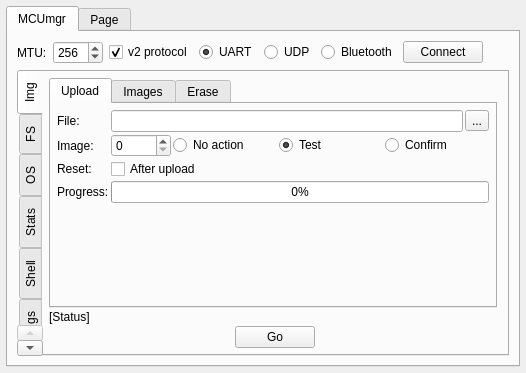
thedjnK/AuTerm, file plugins/mcumgr/form.ui: the form before one commit.
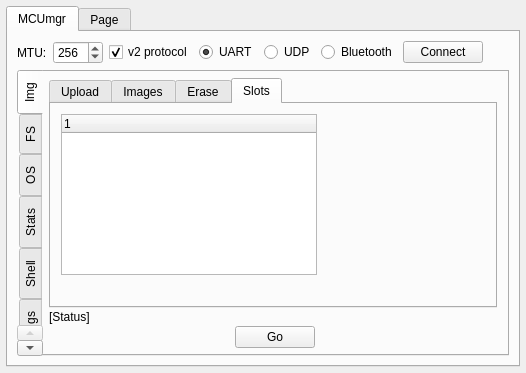
The form after the commit. The open tabs and pages were chosen to show the change. Custom widgets are drawn as their Qt base class.

Commit message: plugins: mcumgr: Add WIP support for img mgmt slot info command

Patch:
```diff
--- a/plugins/mcumgr/form.ui
+++ b/plugins/mcumgr/form.ui
@@ -464,6 +464,26 @@
                </item>
               </layout>
              </widget>
+             <widget class="QWidget" name="tab_IMG_Slots">
+              <attribute name="title">
+               <string>Slots</string>
+              </attribute>
+              <widget class="QTreeWidget" name="tree_IMG_Slot_Info">
+               <property name="geometry">
+                <rect>
+                 <x>10</x>
+                 <y>10</y>
+                 <width>256</width>
+                 <height>161</height>
+                </rect>
+               </property>
+               <column>
+                <property name="text">
+                 <string notr="true">1</string>
+                </property>
+               </column>
+              </widget>
+             </widget>
             </widget>
            </item>
            <item row="5" column="0" colspan="3">
```
Left out of the diff: 4 changed lines with no effect on the pictures. The commit also changes 4 other files.
